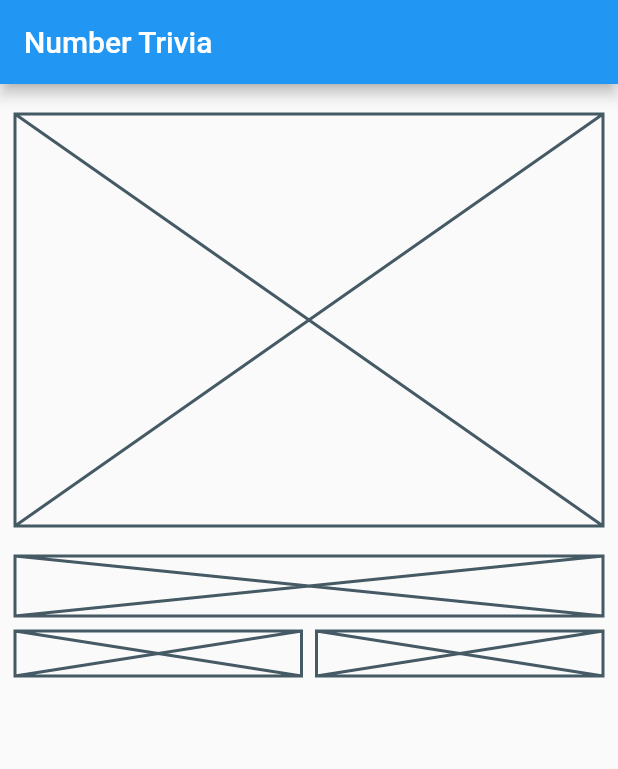
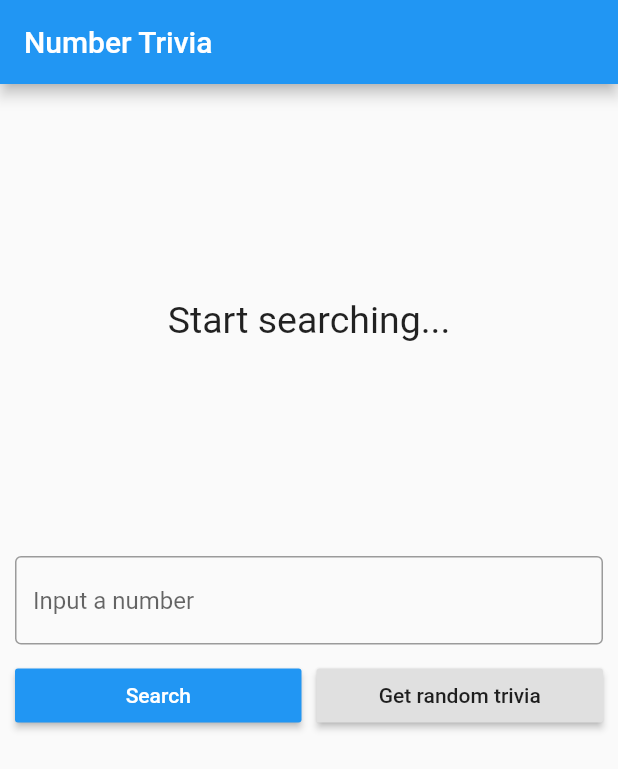
Before and after one commit to robsonsilv4/clean-architecture-tdd, a Flutter app: the screen it shows after launch, on a phone screen of 412 x 824 dp. Shown: the top 769 px of the screen. Run offline on Flutter 3.47's test engine with Material 2 defaults, Android fonts, the phone set to English and light mode, and no system bars; our stand-ins replace bloc, dartz, data_connection_checker, equatable, flutter_bloc, get_it and 1 more.

Commit message:
feat: finish number trivia page

```diff
--- a/lib/features/number_trivia/presentation/pages/number_trivia_page.dart
+++ b/lib/features/number_trivia/presentation/pages/number_trivia_page.dart
@@ -3,6 +3,8 @@ import 'package:flutter_bloc/flutter_bloc.dart';
 
 import '../../../../injection_container.dart';
 import '../bloc/bloc.dart';
+import '../widgets/message_display.dart';
+import '../widgets/widgets.dart';
 
 class NumberTriviaPage extends StatelessWidget {
   @override
@@ -11,7 +13,9 @@ class NumberTriviaPage extends StatelessWidget {
       appBar: AppBar(
         title: Text('Number Trivia'),
       ),
-      body: buildBody(context),
+      body: SingleChildScrollView(
+        child: buildBody(context),
+      ),
     );
   }
 
@@ -23,28 +27,31 @@ class NumberTriviaPage extends StatelessWidget {
           padding: const EdgeInsets.all(10.0),
           child: Column(
             children: [
-              Container(
-                margin: const EdgeInsets.only(top: 10.0, bottom: 20.0),
-                height: MediaQuery.of(context).size.height / 3,
-                child: Placeholder(),
+              SizedBox(height: 10.0),
+              BlocBuilder<NumberTriviaBloc, NumberTriviaState>(
+                builder: (context, state) {
+                  if (state is Empty) {
+                    return MessageDisplay(
+                      message: 'Start searching...',
+                    );
+                  } else if (state is Loading) {
+                    return LoadingWidget();
+                  } else if (state is Loaded) {
+                    return TriviaDisplay(
+                      numberTrivia: state.trivia,
+                    );
+                  } else if (state is Error) {
+                    return MessageDisplay(
+                      message: state.message,
+                    );
+                  }
+                  return MessageDisplay(
+                    message: 'An error has occurred.',
+                  );
+                },
               ),
-              Column(
-                children: [
-                  Placeholder(fallbackHeight: 40.0),
-                  SizedBox(height: 10.0),
-                  Row(
-                    children: [
-                      Expanded(
-                        child: Placeholder(fallbackHeight: 30.0),
-                      ),
-                      SizedBox(width: 10.0),
-                      Expanded(
-                        child: Placeholder(fallbackHeight: 30.0),
-                      ),
-                    ],
-                  )
-                ],
-              ),
+              SizedBox(height: 20.0),
+              TriviaControls(),
             ],
           ),
         ),
```
